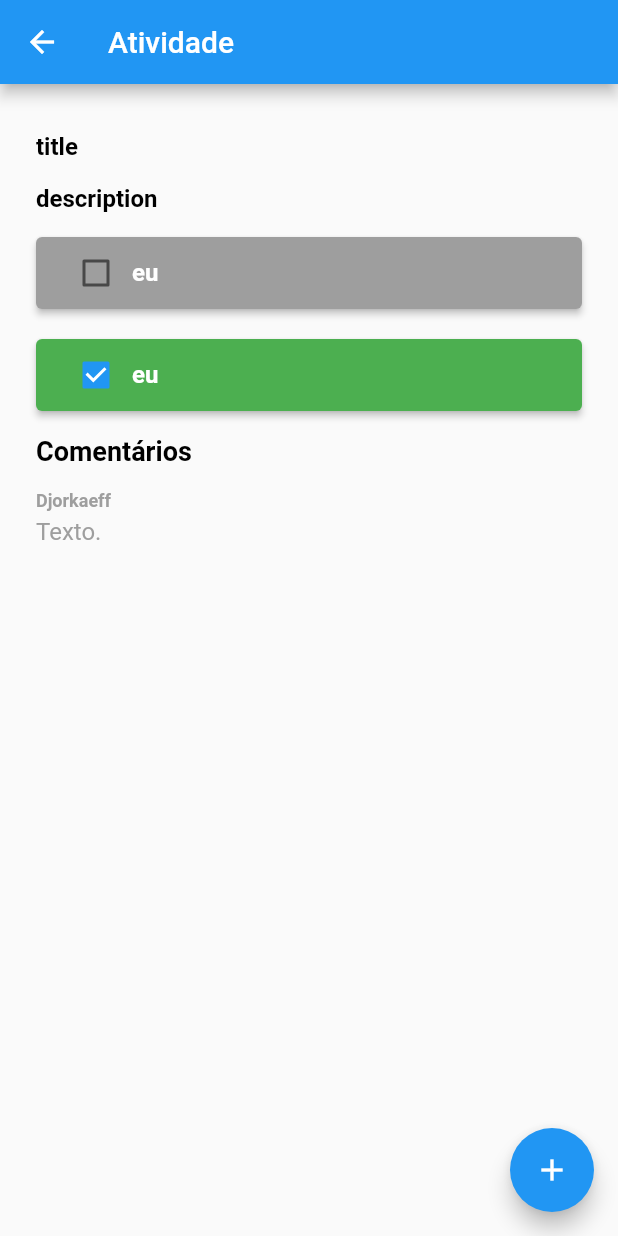
After one commit to bacuarabrasil/krenak-app, a Flutter app: the ActivityView screen opened by its route, after a tap on "title", on a phone screen of 412 x 824 dp. The commit adds this screen. Run offline on Flutter 3.47's test engine with Material 2 defaults, Android fonts, the phone set to English and light mode, and no system bars; our stand-ins replace dio, flutter_secure_storage; accounts and stored records are empty.

Commit message:
Activity Detail
Co-authored-by: Guilherme Siqueira <guilhersiqueira@gmail.com>
Co-authored-by: Icaro Oliveira <icarooliv2@gmail.com>
Co-authored-by: AlanDouglas Mendes <alandgmendes@gmail.com>
Signed-off-by: Djorkaeff Alexandre <djorkaeff.unb@gmail.com>

```diff
--- a/lib/Scenes/Homework/HomeworkView.dart
+++ b/lib/Scenes/Activity/ActivityView.dart
@@ -1,16 +1,14 @@
 import 'package:flutter/material.dart';
-import 'package:krenak/Scenes/Homework/CommentList.dart';
-import 'package:krenak/Scenes/Homework/Homework.dart';
-import 'package:krenak/Scenes/Homework/TaskList.dart';
+import 'package:krenak/Scenes/ActivityDetail/Activity.dart';
 
-class HomeworkView extends StatefulWidget {
+class ActivityView extends StatefulWidget {
   @override
-  HomeworkViewState createState() {
-    return HomeworkViewState();
+  ActivityViewState createState() {
+    return ActivityViewState();
   }
 }
 
-class HomeworkViewState extends State<HomeworkView> {
+class ActivityViewState extends State<ActivityView> {
 
   @override
   void initState() {
@@ -18,8 +16,8 @@ class HomeworkViewState extends State<HomeworkView> {
     // var me = MeRequest().execute();
     // me.then(handleRequest);
 
-    homeworks.add(
-      Homework(
+    activities.add(
+      Activity(
         title: 'title',
         description: 'description',
         tasks: [Task(title: "eu", done: false), Task(title: "eu", done: true)],
@@ -43,7 +41,7 @@ class HomeworkViewState extends State<HomeworkView> {
     // });
   }
 
-  List<Homework> homeworks = [];
+  List<Activity> activities = [];
 
   @override
   Widget build(BuildContext context) {
@@ -53,8 +51,12 @@ class HomeworkViewState extends State<HomeworkView> {
         ),
         body: ListView(
           padding: EdgeInsets.symmetric(vertical: 8.0),
-          children: homeworks
-              .map((homework) => Container(
+          children: activities
+              .map((activity) => InkWell(
+                onTap: () {
+                  Navigator.pushNamed(context, '/activityDetail');
+                },
+                child: Container(
                       decoration: new BoxDecoration(
                           color: Colors.blue[400],
                           borderRadius: new BorderRadius.circular(8.0)),
@@ -67,7 +69,7 @@ class HomeworkViewState extends State<HomeworkView> {
                             crossAxisAlignment: CrossAxisAlignment.start,
                             children: <Widget>[
                               Text(
-                                homework.title,
+                                activity.title,
                                 style: TextStyle(
                                     fontSize: 16,
                                     fontWeight: FontWeight.bold,
@@ -75,26 +77,14 @@ class HomeworkViewState extends State<HomeworkView> {
                               ),
                               SizedBox(height: 16),
                               Text(
-                                homework.description,
+                                activity.description,
                                 style: TextStyle(
                                     fontSize: 16,
                                     fontWeight: FontWeight.bold,
                                     color: Colors.black),
                               ),
-                              SizedBox(height: 16),
-                              TaskListWidget(tasks: homework.tasks),
-                              SizedBox(height: 16),
-                              Text(
-                                "Comentários",
-                                style: TextStyle(
-                                    fontSize: 18,
-                                    fontWeight: FontWeight.bold,
-                                    color: Colors.black),
-                              ),
-                              SizedBox(height: 16),
-                              CommentListWidget(comments: homework.comments)
                             ],
-                          ))))
+                          )))))
               .toList(),
         ),
         floatingActionButton: FloatingActionButton(
--- a/lib/Scenes/Homework/Homework.dart
+++ b/lib/Scenes/ActivityDetail/Activity.dart
@@ -25,17 +25,17 @@ class Task {
 
 }
 
-class Homework {
+class Activity {
 
   String title;
   String description;
   List<Task> tasks;
   List<Comment> comments;
 
-  Homework({this.title, this.description, this.tasks, this.comments});
+  Activity({this.title, this.description, this.tasks, this.comments});
 
-  factory Homework.fromJson(Map<String, dynamic> json) {
-    return Homework(
+  factory Activity.fromJson(Map<String, dynamic> json) {
+    return Activity(
       title: json['title'],
       description: json['description'],
       tasks: [],
--- /dev/null
+++ b/lib/Scenes/ActivityDetail/ActivityDetailView.dart
@@ -0,0 +1,79 @@
+import 'package:flutter/material.dart';
+import 'package:krenak/Scenes/ActivityDetail/CommentList.dart';
+import 'package:krenak/Scenes/ActivityDetail/Activity.dart';
+import 'package:krenak/Scenes/ActivityDetail/TaskList.dart';
+
+class ActivityDetailView extends StatefulWidget {
+  @override
+  ActivityDetailViewState createState() {
+    return ActivityDetailViewState();
+  }
+}
+
+class ActivityDetailViewState extends State<ActivityDetailView> {
+  @override
+  void initState() {
+    super.initState();
+
+    activity = Activity(
+        title: 'title',
+        description: 'description',
+        tasks: [Task(title: "eu", done: false), Task(title: "eu", done: true)],
+        comments: [Comment(id: "", name: "Djorkaeff", text: "Texto.")]
+    );
+  }
+
+  Activity activity;
+
+  @override
+  Widget build(BuildContext context) {
+    return Scaffold(
+      appBar: AppBar(
+        title: Text('Atividade'),
+      ),
+      body: Container(
+          padding: EdgeInsets.symmetric(vertical: 8.0),
+          child: Padding(
+              padding: EdgeInsets.symmetric(vertical: 24.0, horizontal: 24.0),
+              child: Column(
+                crossAxisAlignment: CrossAxisAlignment.start,
+                children: <Widget>[
+                  Text(
+                    activity.title,
+                    style: TextStyle(
+                        fontSize: 16,
+                        fontWeight: FontWeight.bold,
+                        color: Colors.black),
+                  ),
+                  SizedBox(height: 16),
+                  Text(
+                    activity.description,
+                    style: TextStyle(
+                        fontSize: 16,
+                        fontWeight: FontWeight.bold,
+                        color: Colors.black),
+                  ),
+                  SizedBox(height: 16),
+                  TaskListWidget(tasks: activity.tasks),
+                  SizedBox(height: 16),
+                  Text(
+                    "Comentários",
+                    style: TextStyle(
+                        fontSize: 18,
+                        fontWeight: FontWeight.bold,
+                        color: Colors.black),
+                  ),
+                  SizedBox(height: 16),
+                  CommentListWidget(comments: activity.comments)
+                ],
+              ))),
+      floatingActionButton: FloatingActionButton(
+        onPressed: () {
+          // Add your onPressed code here!
+        },
+        child: const Icon(Icons.add),
+        backgroundColor: Colors.blue,
+      ),
+    );
+  }
+}
--- a/lib/Scenes/Homework/CommentList.dart
+++ b/lib/Scenes/ActivityDetail/CommentList.dart
@@ -1,5 +1,5 @@
 import 'package:flutter/material.dart';
-import 'package:krenak/Scenes/Homework/Homework.dart';
+import 'package:krenak/Scenes/ActivityDetail/Activity.dart';
 
 class CommentListWidget extends StatefulWidget {
   final List<Comment> comments;
@@ -26,7 +26,8 @@ class _CommentListWidgetState extends State<CommentListWidget> {
                       style: TextStyle(
                           fontSize: 12,
                           fontWeight: FontWeight.bold,
-                          color: Colors.white),
+                          color: Colors.grey
+                      ),
                     ),
                     SizedBox(height: 4),
                     Text(
@@ -34,10 +35,12 @@ class _CommentListWidgetState extends State<CommentListWidget> {
                       style: TextStyle(
                           fontSize: 16,
                           fontWeight: FontWeight.normal,
-                          color: Colors.white),
+                          color: Colors.grey
+                      ),
                     ),
                   ],
                 ))
-            .toList());
+            .toList()
+    );
   }
 }
--- a/lib/Scenes/Homework/TaskList.dart
+++ b/lib/Scenes/ActivityDetail/TaskList.dart
@@ -1,5 +1,5 @@
 import 'package:flutter/material.dart';
-import 'package:krenak/Scenes/Homework/Homework.dart';
+import 'package:krenak/Scenes/ActivityDetail/Activity.dart';
 
 class TaskListWidget extends StatefulWidget {
   final List<Task> tasks;
--- a/lib/Scenes/Home/HomeView.dart
+++ b/lib/Scenes/Home/HomeView.dart
@@ -63,7 +63,7 @@ class HomeViewState extends State<HomeView> {
           children: mentorships
               .map((mentorship) => InkWell(
                   onTap: () {
-                    Navigator.pushNamed(context, '/homework');
+                    Navigator.pushNamed(context, '/activity');
                   },
                   child: Container(
                       decoration: new BoxDecoration(
```
Also changed, not shown: lib/App.dart (+5 -2 lines).
